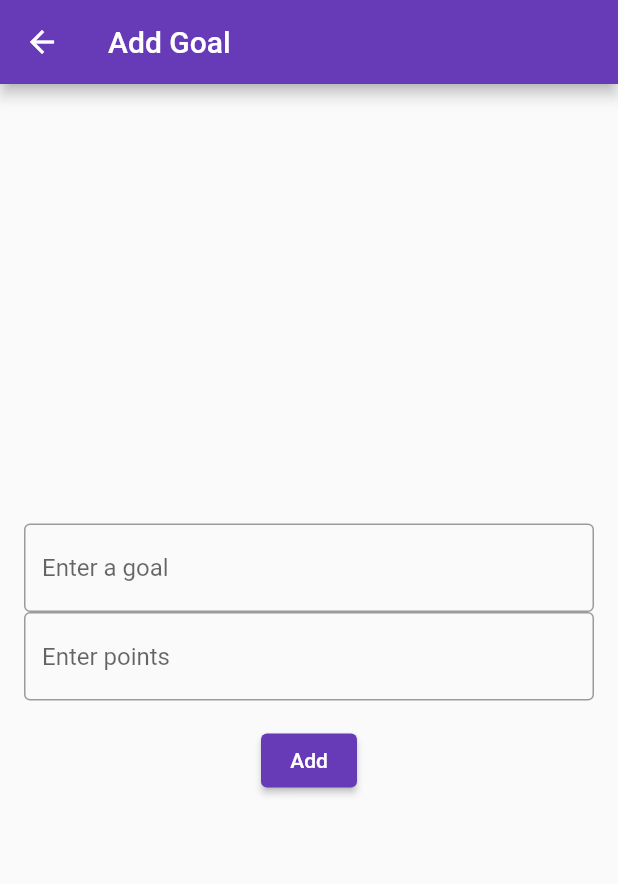
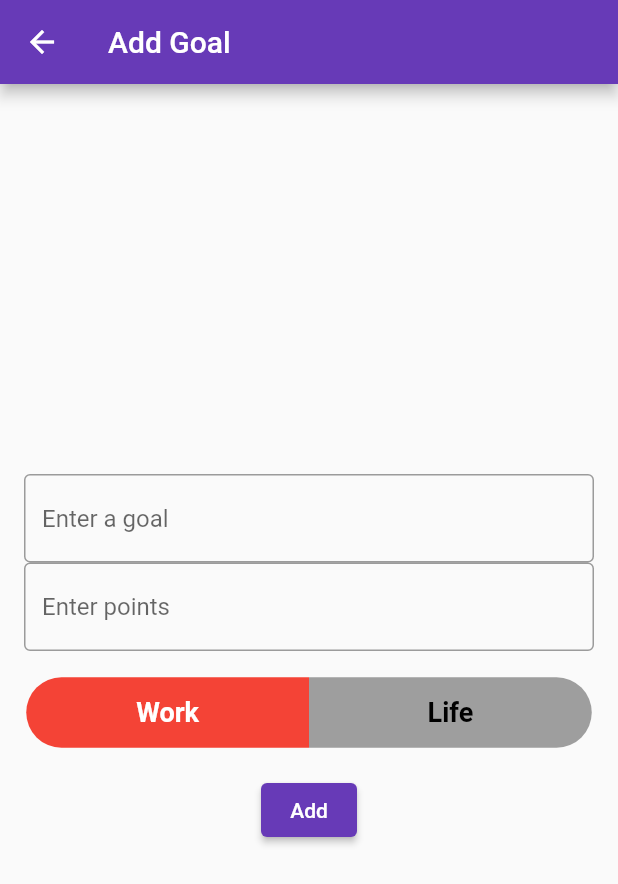
Before and after one commit to rishav-c1/drp31, a Flutter app: the AddGoalPage screen opened directly, after a tap on "Add", on a phone screen of 412 x 824 dp. Shown: the top 884 px of the screen. Run offline on Flutter 3.47's test engine with Material 2 defaults, Android fonts, the phone set to English and light mode, and no system bars; our stand-ins replace cloud_firestore, confetti, firebase_core; missing offline and left inert: dart:ffi; accounts and stored records are empty.

Commit message:
Added Work/Life Toggle on Add

```diff
--- a/lib/addGoal.dart
+++ b/lib/addGoal.dart
@@ -4,7 +4,7 @@ import 'package:cloud_firestore/cloud_firestore.dart';
 import 'main.dart';
 
 class AddGoalPage extends StatefulWidget {
-  const AddGoalPage({Key ? key}) : super(key:key);
+  const AddGoalPage({Key? key}) : super(key: key);
 
   @override
   State<AddGoalPage> createState() => _AddGoalPageState();
@@ -14,6 +14,7 @@ class _AddGoalPageState extends State<AddGoalPage> {
   FirebaseFirestore db = FirebaseFirestore.instance;
   final goalController = TextEditingController();
   final pointController = TextEditingController();
+  int selectedIndex = 0; // Default selected index is 0 (Work)
 
   @override
   void dispose() {
@@ -21,16 +22,24 @@ class _AddGoalPageState extends State<AddGoalPage> {
     pointController.dispose();
     super.dispose();
   }
+
   void addGoal() async {
     String goal = goalController.text;
     String points = pointController.text;
     if (goal.isNotEmpty) {
-      await db.collection('tasks').add({'task': goal, 'achieved': false, 'points': int.parse(points), 'userId': UserPage.userId});
+      await db.collection('tasks').add({
+        'task': goal,
+        'achieved': false,
+        'points': int.parse(points),
+        'type': selectedIndex == 0 ? 'Work' : 'Life', // Add the task type to the Firestore document
+        'userId': UserPage.userId,
+      });
       goalController.clear();
       pointController.clear();
       Navigator.pop(context); // Go back to the previous page after adding the goal
     }
   }
+
   @override
   Widget build(BuildContext context) {
     return Scaffold(
@@ -59,10 +68,80 @@ class _AddGoalPageState extends State<AddGoalPage> {
                 ),
               ),
               const SizedBox(height: 16.0),
+              Container(
+                width: double.infinity,
+                height: 50.0,
+                decoration: BoxDecoration(
+                  borderRadius: BorderRadius.circular(30.0),
+                  border: Border.all(
+                    color: Colors.transparent,
+                    width: 1.5, // Updated border width
+                  ),
+                ),
+                child: Row(
+                  children: [
+                    Expanded(
+                      child: GestureDetector(
+                        onTap: () {
+                          setState(() {
+                            selectedIndex = 0; // Set the selected index to 0 (Work)
+                          });
+                        },
+                        child: Container(
+                          alignment: Alignment.center,
+                          decoration: BoxDecoration(
+                            borderRadius: BorderRadius.only(
+                              topLeft: Radius.circular(28.0),
+                              bottomLeft: Radius.circular(28.0),
+                            ),
+                            color: selectedIndex == 0 ? Colors.red : Colors.grey,
+                          ),
+                          child: Text(
+                            'Work',
+                            style: TextStyle(
+                              color: selectedIndex == 0 ? Colors.white : Colors.black,
+                              fontSize: 18.0,
+                              fontWeight: FontWeight.bold,
+                            ),
+                          ),
+                        ),
+                      ),
+                    ),
+                    Expanded(
+                      child: GestureDetector(
+                        onTap: () {
+                          setState(() {
+                            selectedIndex = 1; // Set the selected index to 1 (Life)
+                          });
+                        },
+                        child: Container(
+                          alignment: Alignment.center,
+                          decoration: BoxDecoration(
+                            borderRadius: BorderRadius.only(
+                              topRight: Radius.circular(28.0),
+                              bottomRight: Radius.circular(28.0),
+                            ),
+                            color: selectedIndex == 1 ? Colors.green : Colors.grey,
+                          ),
+                          child: Text(
+                            'Life',
+                            style: TextStyle(
+                              color: selectedIndex == 1 ? Colors.white : Colors.black,
+                              fontSize: 18.0,
+                              fontWeight: FontWeight.bold,
+                            ),
+                          ),
+                        ),
+                      ),
+                    ),
+                  ],
+                ),
+              ),
+              const SizedBox(height: 16.0),
               ElevatedButton(
-                  onPressed: addGoal,
-                  child: const Text('Add'),
-                  style: ElevatedButton.styleFrom(primary: Colors.deepPurple)
+                onPressed: addGoal,
+                child: const Text('Add'),
+                style: ElevatedButton.styleFrom(primary: Colors.deepPurple),
               ),
             ],
           ),
```
